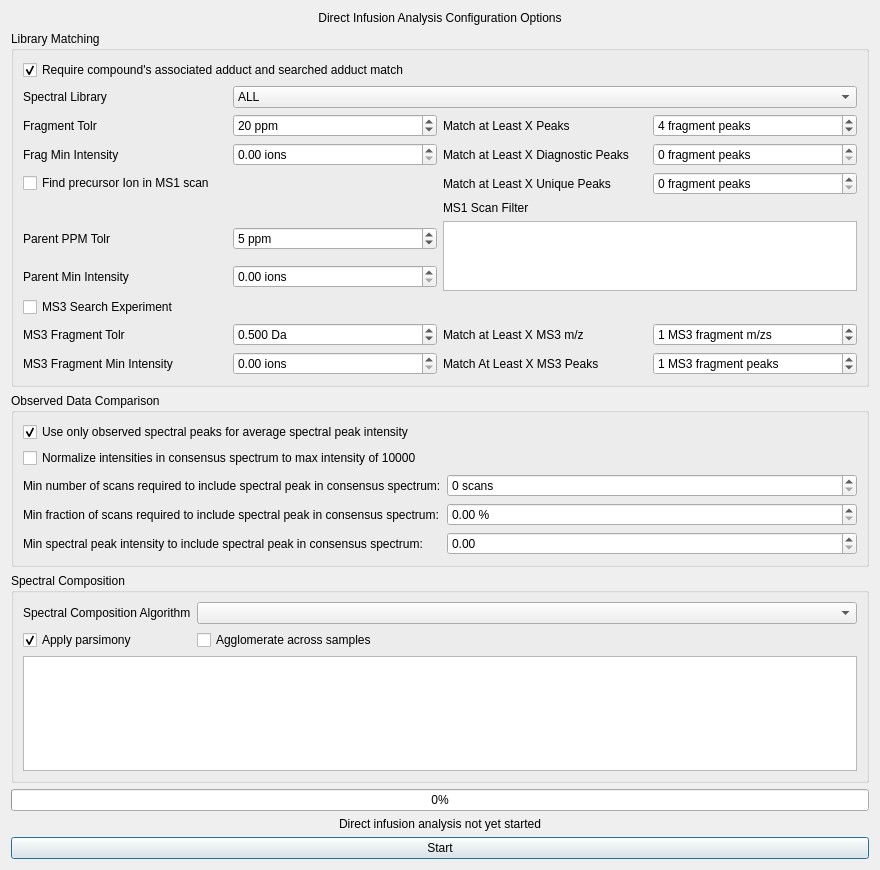
eugenemel/maven, file src/maven/forms/directinfusiondialog.ui: the form before one commit.
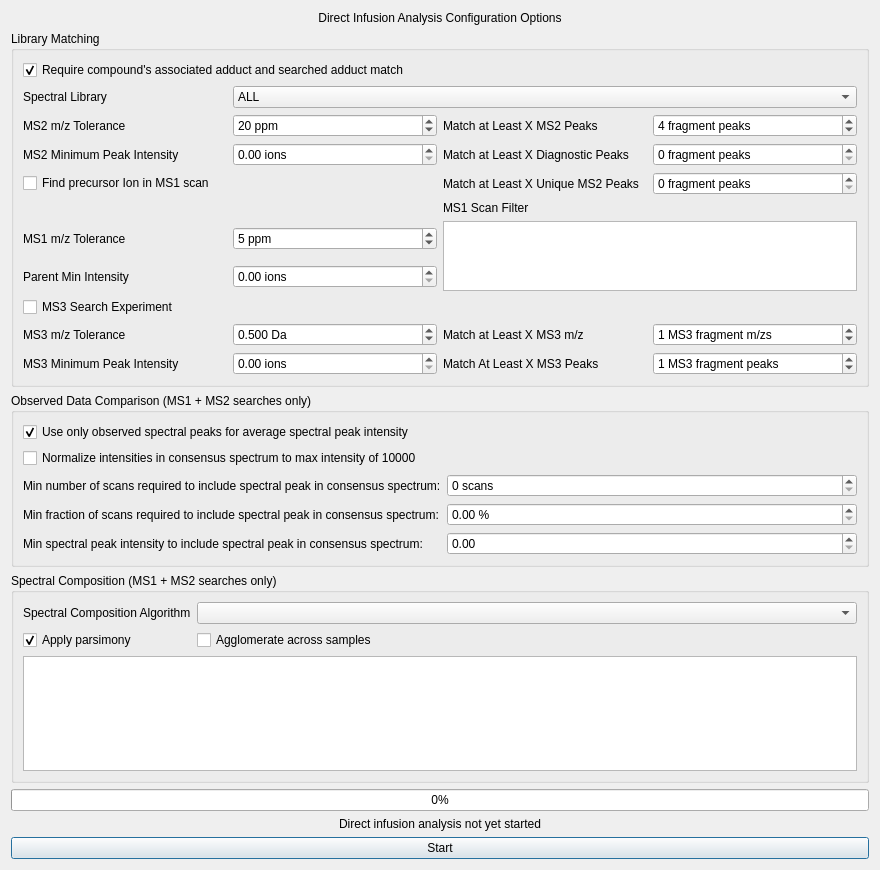
The form after the commit.

Commit message: Issue 299: Updated labels on DI search dialog.

```diff
--- a/src/maven/forms/directinfusiondialog.ui
+++ b/src/maven/forms/directinfusiondialog.ui
@@ -36,7 +36,7 @@
       <item row="8" column="0">
        <widget class="QLabel" name="lblParTol">
         <property name="text">
-         <string>Parent PPM Tolr</string>
+         <string>MS1 m/z Tolerance</string>
         </property>
        </widget>
       </item>
@@ -56,7 +56,7 @@
       <item row="2" column="0">
        <widget class="QLabel" name="lblFragTol">
         <property name="text">
-         <string>Fragment Tolr</string>
+         <string>MS2 m/z Tolerance</string>
         </property>
        </widget>
       </item>
@@ -90,7 +90,7 @@
       <item row="5" column="2">
        <widget class="QLabel" name="lblMatchUnique">
         <property name="text">
-         <string>Match at Least X Unique Peaks</string>
+         <string>Match at Least X Unique MS2 Peaks</string>
         </property>
        </widget>
       </item>
@@ -164,7 +164,7 @@
       <item row="2" column="2">
        <widget class="QLabel" name="lblMatchXPeaks">
         <property name="text">
-         <string>Match at Least X Peaks</string>
+         <string>Match at Least X MS2 Peaks</string>
         </property>
        </widget>
       </item>
@@ -220,7 +220,7 @@
       <item row="3" column="0">
        <widget class="QLabel" name="lblFragMinIntensity">
         <property name="text">
-         <string>Frag Min Intensity</string>
+         <string>MS2 Minimum Peak Intensity</string>
         </property>
        </widget>
       </item>
@@ -254,7 +254,7 @@
       <item row="11" column="0">
        <widget class="QLabel" name="lblMs3PpmTolr">
         <property name="text">
-         <string>MS3 Fragment Tolr</string>
+         <string>MS3 m/z Tolerance</string>
         </property>
        </widget>
       </item>
@@ -293,7 +293,7 @@
       <item row="13" column="0">
        <widget class="QLabel" name="lblMs3FragMinIntensity">
         <property name="text">
-         <string>MS3 Fragment Min Intensity</string>
+         <string>MS3 Minimum Peak Intensity</string>
         </property>
        </widget>
       </item>
@@ -315,7 +315,7 @@
       </size>
      </property>
      <property name="title">
-      <string>Observed Data Comparison</string>
+      <string>Observed Data Comparison (MS1 + MS2 searches only)</string>
      </property>
      <layout class="QFormLayout" name="formLayout_2">
       <item row="0" column="0" colspan="2">
@@ -419,7 +419,7 @@
    <item row="3" column="0">
     <widget class="QGroupBox" name="spectralDeconvolutionGroup">
      <property name="title">
-      <string>Spectral Composition</string>
+      <string>Spectral Composition (MS1 + MS2 searches only)</string>
      </property>
      <layout class="QGridLayout" name="gridLayout_3">
       <item row="4" column="0" colspan="2">
```
